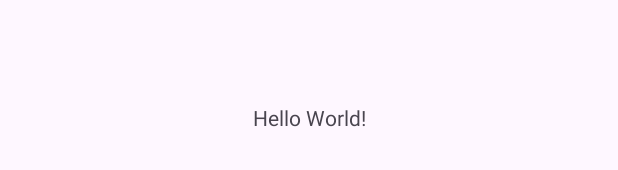
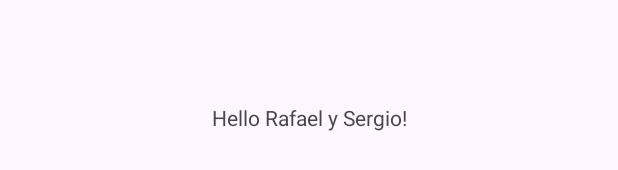
Before and after one commit to RafaelAguilar64/MADdefinitivo, an Android app: the layout activity_main.xml on its own in the app's theme, with its tools: preview values and no code run, on a phone screen of 412 x 824 dp. Shown: the part 501-671 px from the top of the screen. Run offline under Robolectric (Android 15) with nearby library versions, the phone set to English and light mode, and no system bars.

Commit message:
Commit week 1 hello world.

```diff
--- a/app/src/main/res/layout/activity_main.xml
+++ b/app/src/main/res/layout/activity_main.xml
@@ -10,7 +10,7 @@
     <TextView
         android:layout_width="wrap_content"
         android:layout_height="wrap_content"
-        android:text="Hello World!"
+        android:text="Hello Rafael y Sergio!"
         app:layout_constraintBottom_toBottomOf="parent"
         app:layout_constraintEnd_toEndOf="parent"
         app:layout_constraintStart_toStartOf="parent"
```
